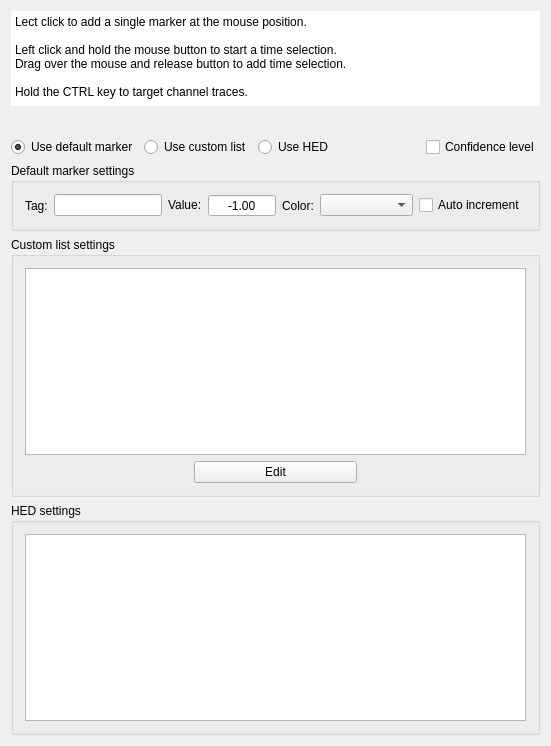
Old version of the form src/Widgets/AwMarkingTool.ui in the repository HIP-infrastructure/anywave-code.
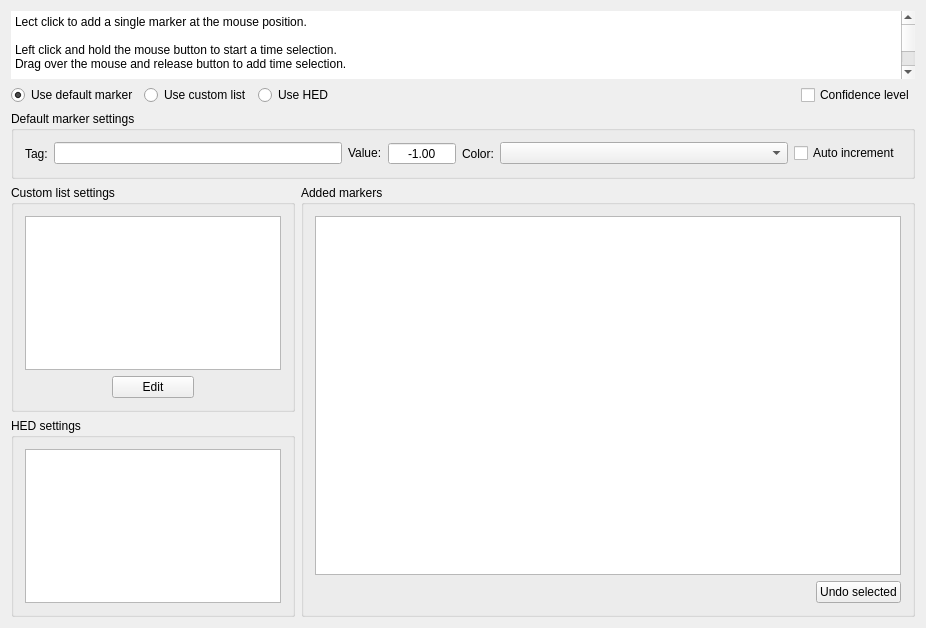
New version of the form. Custom widgets are drawn as their Qt base class.

Commit message: 2.7.0: New feature while marking: Now a undo list is displayed allowing to undo marking. CtrL+Z key will remove the last added marker.

```diff
--- a/src/Widgets/AwMarkingTool.ui
+++ b/src/Widgets/AwMarkingTool.ui
@@ -6,14 +6,20 @@
    <rect>
     <x>0</x>
     <y>0</y>
-    <width>551</width>
-    <height>746</height>
+    <width>926</width>
+    <height>628</height>
    </rect>
   </property>
+  <property name="sizePolicy">
+   <sizepolicy hsizetype="Preferred" vsizetype="Expanding">
+    <horstretch>0</horstretch>
+    <verstretch>0</verstretch>
+   </sizepolicy>
+  </property>
   <property name="windowTitle">
    <string>AwMarkingTool</string>
   </property>
-  <layout class="QVBoxLayout" name="verticalLayout" stretch="0,0,0,0,0,0,1">
+  <layout class="QVBoxLayout" name="verticalLayout">
    <item>
     <widget class="QPlainTextEdit" name="plainTextEdit">
      <property name="sizePolicy">
@@ -224,6 +230,33 @@
     </widget>
    </item>
    <item>
+    <layout class="QGridLayout" name="gridLists" rowstretch="0,0" columnstretch="0,1">
+     <item row="1" column="0">
+      <widget class="QGroupBox" name="groupHED">
+       <property name="sizePolicy">
+        <sizepolicy hsizetype="Expanding" vsizetype="Expanding">
+         <horstretch>0</horstretch>
+         <verstretch>0</verstretch>
+        </sizepolicy>
+       </property>
+       <property name="title">
+        <string>HED settings</string>
+       </property>
+       <layout class="QHBoxLayout" name="horizontalLayout_3">
+        <item>
+         <widget class="QTableWidget" name="tableWidgetHED">
+          <attribute name="verticalHeaderVisible">
+           <bool>false</bool>
+          </attribute>
+          <attribute name="verticalHeaderHighlightSections">
+           <bool>false</bool>
+          </attribute>
+         </widget>
+        </item>
+       </layout>
+      </widget>
+     </item>
+     <item row="0" column="0">
     <widget class="QGroupBox" name="groupCustom">
      <property name="sizePolicy">
       <sizepolicy hsizetype="Expanding" vsizetype="Expanding">
@@ -267,8 +300,8 @@
      </layout>
     </widget>
    </item>
-   <item>
-    <widget class="QGroupBox" name="groupHED">
+     <item row="0" column="1" rowspan="2">
+      <widget class="QGroupBox" name="groupAdded">
      <property name="sizePolicy">
       <sizepolicy hsizetype="Expanding" vsizetype="Expanding">
        <horstretch>0</horstretch>
@@ -276,34 +309,47 @@
       </sizepolicy>
      </property>
      <property name="title">
-      <string>HED settings</string>
-     </property>
-     <layout class="QHBoxLayout" name="horizontalLayout_3">
+        <string>Added markers</string>
+       </property>
+       <layout class="QVBoxLayout" name="verticalLayout_2">
       <item>
-       <widget class="QTableWidget" name="tableWidgetHED">
-        <attribute name="verticalHeaderVisible">
-         <bool>false</bool>
-        </attribute>
-        <attribute name="verticalHeaderHighlightSections">
-         <bool>false</bool>
-        </attribute>
-       </widget>
-      </item>
-     </layout>
-    </widget>
-   </item>
+         <widget class="QTableWidget" name="tableWidgetAdded">
+          <property name="editTriggers">
+           <set>QAbstractItemView::NoEditTriggers</set>
+          </property>
+          <property name="selectionBehavior">
+           <enum>QAbstractItemView::SelectRows</enum>
+          </property>
+         </widget>
+        </item>
    <item>
-    <spacer name="verticalSpacer_2">
+         <layout class="QHBoxLayout" name="horizontalLayout_2">
+          <item>
+           <spacer name="horizontalSpacer_2">
      <property name="orientation">
-      <enum>Qt::Vertical</enum>
+             <enum>Qt::Horizontal</enum>
      </property>
      <property name="sizeHint" stdset="0">
       <size>
-       <width>20</width>
-       <height>40</height>
+              <width>40</width>
+              <height>20</height>
       </size>
      </property>
     </spacer>
+          </item>
+          <item>
+           <widget class="QPushButton" name="buttonUndo">
+            <property name="text">
+             <string>Undo selected</string>
+            </property>
+           </widget>
+          </item>
+         </layout>
+        </item>
+       </layout>
+      </widget>
+     </item>
+    </layout>
    </item>
   </layout>
  </widget>
```
Lines whose indentation alone changed are shown as unchanged. The commit also changes 9 other files.
